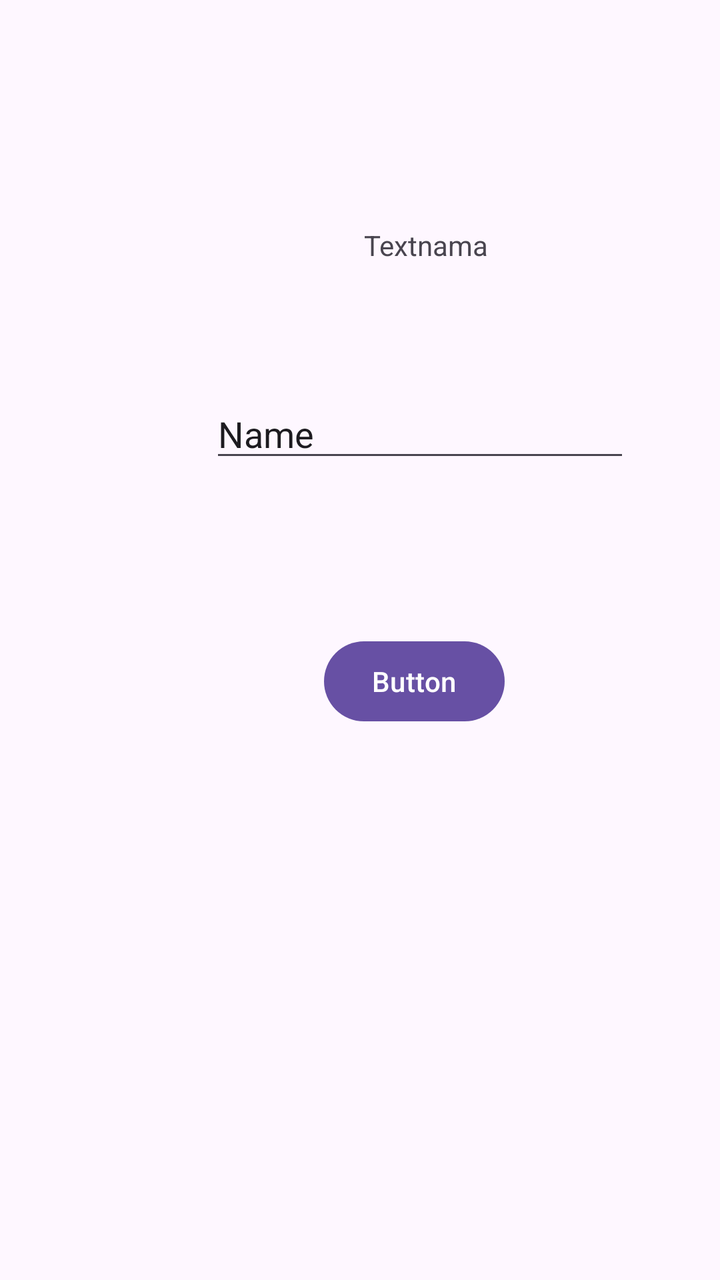
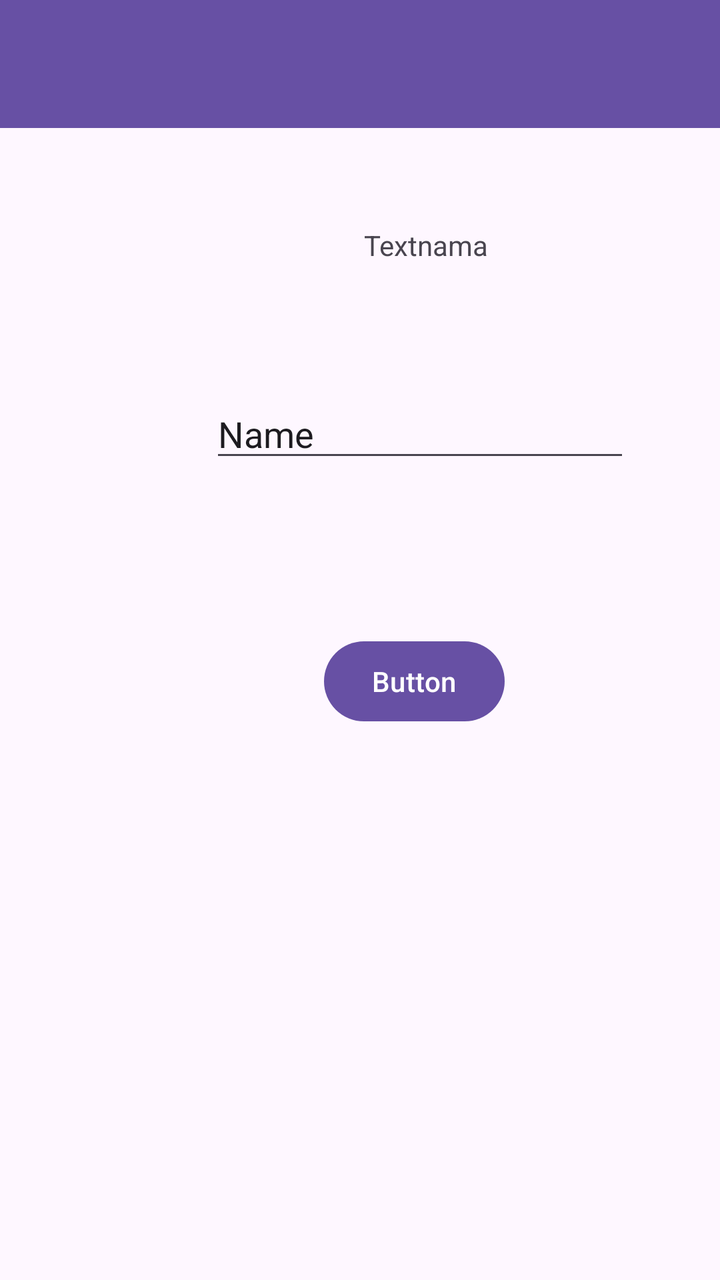

Compare the two renders of this Android layout. The source of the first and the diff that turns it into the second are given below.
<!-- AndroidManifest.xml: application theme Theme.Marsnovrizal -->
<!-- res/layout/activity_second.xml -->
<?xml version="1.0" encoding="utf-8"?>
<androidx.constraintlayout.widget.ConstraintLayout xmlns:android="http://schemas.android.com/apk/res/android"
    xmlns:app="http://schemas.android.com/apk/res-auto"
    xmlns:tools="http://schemas.android.com/tools"
    android:id="@+id/main"
    android:layout_width="match_parent"
    android:layout_height="match_parent"
    tools:context=".pertemuan_2.SecondActivity">

    <TextView
        android:id="@+id/textnama"
        android:layout_width="wrap_content"
        android:layout_height="wrap_content"
        android:text="Textnama"
        app:layout_constraintBottom_toBottomOf="parent"
        app:layout_constraintEnd_toEndOf="parent"
        app:layout_constraintHorizontal_bias="0.611"
        app:layout_constraintStart_toStartOf="parent"
        app:layout_constraintTop_toTopOf="parent"
        app:layout_constraintVertical_bias="0.182" />

    <Button
        android:id="@+id/btnSubmit"
        android:layout_width="wrap_content"
        android:layout_height="wrap_content"
        android:text="Button"
        app:layout_constraintBottom_toBottomOf="parent"
        app:layout_constraintEnd_toEndOf="parent"
        app:layout_constraintHorizontal_bias="0.601"
        app:layout_constraintStart_toStartOf="parent"
        app:layout_constraintTop_toTopOf="parent"
        app:layout_constraintVertical_bias="0.535" />

    <EditText
        android:id="@+id/inputNama"
        android:layout_width="wrap_content"
        android:layout_height="wrap_content"
        android:ems="10"
        android:inputType="text"
        android:text="Name"
        app:layout_constraintBottom_toBottomOf="parent"
        app:layout_constraintEnd_toEndOf="parent"
        app:layout_constraintHorizontal_bias="0.701"
        app:layout_constraintStart_toStartOf="parent"
        app:layout_constraintTop_toTopOf="parent"
        app:layout_constraintVertical_bias="0.325" />
</androidx.constraintlayout.widget.ConstraintLayout>
<!-- resources referenced by this layout -->
<resources>
  <style name="Theme.Marsnovrizal" parent="Base.Theme.Marsnovrizal" />
  <style name="Base.Theme.Marsnovrizal" parent="Theme.Material3.DayNight.NoActionBar">
          
          
      </style>
</resources>

<!-- the commit's change to res/layout/activity_second.xml (unified diff, before → after) -->
@@ -44,4 +44,13 @@
         app:layout_constraintStart_toStartOf="parent"
         app:layout_constraintTop_toTopOf="parent"
         app:layout_constraintVertical_bias="0.325" />
+
+    <androidx.appcompat.widget.Toolbar
+        android:id="@+id/toolbar"
+        android:layout_width="match_parent"
+        android:layout_height="?attr/actionBarSize"
+        android:background="?attr/colorPrimary"
+        app:titleTextColor="@android:color/white"
+        app:subtitleTextColor="@android:color/white" />
+
 </androidx.constraintlayout.widget.ConstraintLayout>
